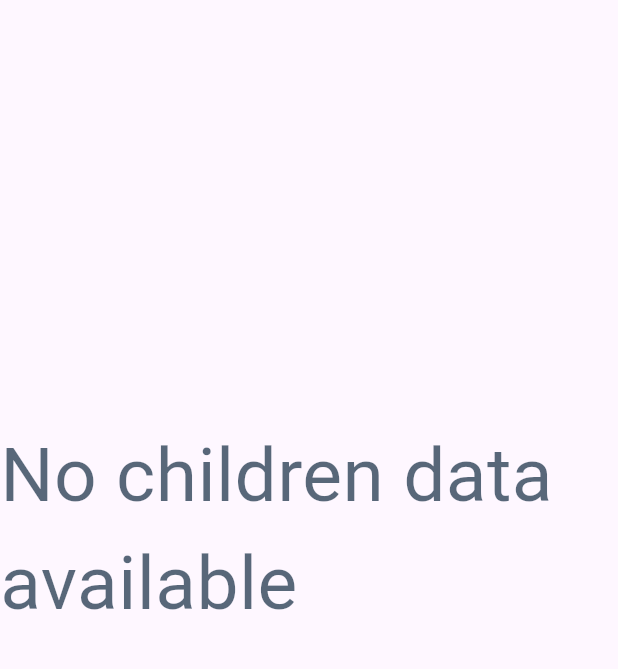
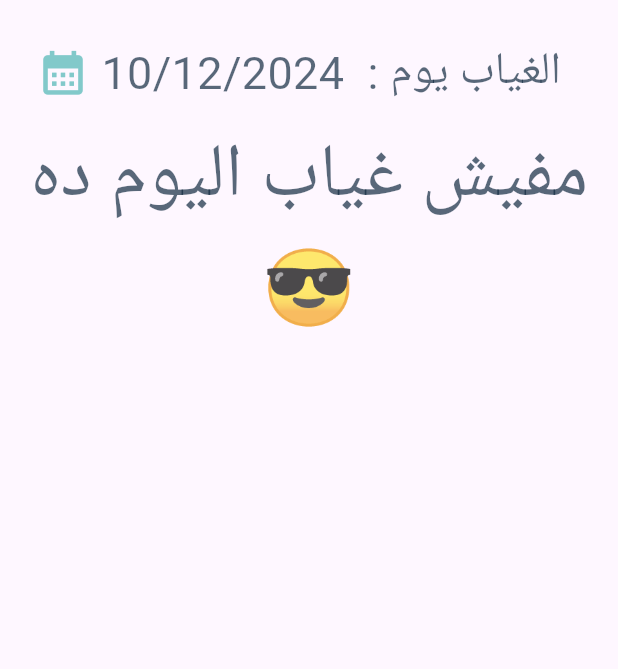
Before and after one commit to Mariamsamy26/church_service, a Flutter app: the LeverScreen screen opened directly with empty values, after a tap on "الافتقاد", on a phone screen of 412 x 824 dp, the part 199-868 px from its top. Run offline on Flutter 3.47's test engine with Material 3 defaults, Android fonts, the light colour scheme and no system bars; our stand-ins replace cloud_firestore, firebase_core, google_fonts, permission_handler, table_calendar; accounts and stored records are empty; Roboto replaces fonts that are missing (Acme, Amiri).

Commit message:
edit tracking
Signed-off-by: Mariamsamy26 <mariamsamy324@gmail.com>

```diff
--- a/lib/layout/leveles/childrenTrack.dart
+++ b/lib/layout/leveles/childrenTrack.dart
@@ -25,7 +25,6 @@ class ChildrenTrack extends StatefulWidget {
 class _ChildrenTrackState extends State<ChildrenTrack> {
   late DateTime selectedDate;
 
-
   @override
   void initState() {
     super.initState();
@@ -47,8 +46,7 @@ class _ChildrenTrackState extends State<ChildrenTrack> {
             ),
             textButtonTheme: TextButtonThemeData(
               style: TextButton.styleFrom(
-                foregroundColor:
-                ColorManager.liteblueGray,
+                foregroundColor: ColorManager.liteblueGray,
               ),
             ),
           ),
@@ -74,24 +72,32 @@ class _ChildrenTrackState extends State<ChildrenTrack> {
             vertical: MediaQuery.of(context).size.height * 0.01,
           ),
           child: Row(
-
             mainAxisAlignment: MainAxisAlignment.spaceBetween,
             children: [
               IconButton(
-                icon: Icon(Icons.calendar_month_sharp,color: ColorManager.liteblueGray,size: 35,),
+                icon: Icon(
+                  Icons.calendar_month_sharp,
+                  color: ColorManager.liteblueGray,
+                  size: 35,
+                ),
                 onPressed: _showDatePicker,
               ),
               Text(
                 '${DateFormat('dd/MM/yyyy').format(selectedDate)}  : الغياب يوم   ',
                 style: FontForm.TextStyle30bold,
               ),
-
             ],
           ),
         ),
 
         // List of children that match the selected date
-        Expanded(
+        widget.childrenData != null
+            ? Text(
+                "مفيش غياب اليوم ده \n😎",
+                style: FontForm.TextStyle50bold,
+                textAlign: TextAlign.center,
+              )
+            : Expanded(
                 child: ListView.builder(
                   shrinkWrap: true,
                   physics: NeverScrollableScrollPhysics(),
--- a/lib/layout/leveles/leverScreen.dart
+++ b/lib/layout/leveles/leverScreen.dart
@@ -37,7 +37,6 @@ class LeverScreen extends StatelessWidget {
               children: [
                 FiltersBar(
                   onMonthChanged: (month) {
-                    // تحديث الشهر في المزود
                     childrenProvider.updateMonthFilter(month);
                   },
                 ),
@@ -48,17 +47,23 @@ class LeverScreen extends StatelessWidget {
                       if (snapshot.connectionState == ConnectionState.waiting) {
                         return Center(child: CircularProgressIndicator());
                       }
-
-                      if (!snapshot.hasData || snapshot.data!.isEmpty) {
-                        return Center(
-                          child: Text(
-                            "No children data available",
-                            style: FontForm.TextStyle50bold,
-                          ),
+                      var childrenData = snapshot.data;
+                      if (snapshot.data == null || snapshot.data!.isEmpty) {
+                        return childrenProvider.selectedMonth == "14"
+                            ? ChildrenTrack(
+                          initialDay: childrenProvider.selectedDayTrack,
+                          onDayChanged: (DateTime day) {
+                            childrenProvider.updateTrackingDate(day);
+                          },
+                          childrenData: childrenData,
+                        )
+                            : Text(
+                          "يمكن تضيف عيال المرحله ديه \n🌚.. ",
+                          style: FontForm.TextStyle50bold,
+                          textAlign: TextAlign.center,
                         );
                       }
 
-                      var childrenData = snapshot.data;
 
                       if (childrenProvider.selectedMonth == "13") {
                         return ChildrenAtt(
@@ -69,15 +74,6 @@ class LeverScreen extends StatelessWidget {
                         );
                       }
 
-                      if (childrenProvider.selectedMonth == "14") {
-                        return ChildrenTrack(
-                          initialDay: childrenProvider.selectedDayTrack,
-                          onDayChanged: (DateTime day) {
-                            childrenProvider.updateTrackingDate(day);
-                          },
-                          childrenData: childrenData,
-                        );
-                      }
 
                       // العرض الافتراضي
                       return ChildrenFind(childrenData: childrenData);
```
Lines whose indentation alone changed are shown as unchanged.
